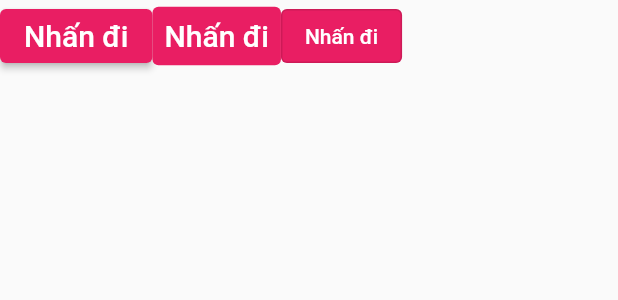
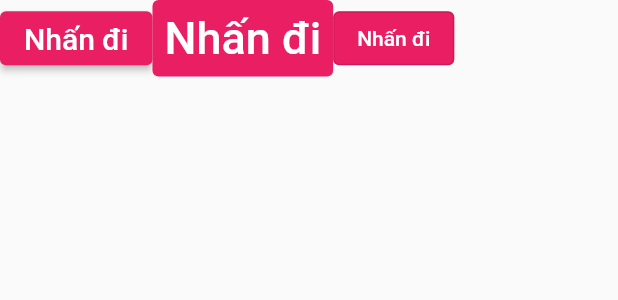
Before and after one commit to doanvanquoc/seminar, a Flutter app: the MyRow widget shown alone on an empty page, opened directly, on a phone screen of 412 x 824 dp. Shown: the top 300 px of the screen. Run offline on Flutter 3.47's test engine with Material 2 defaults, Android fonts, the phone set to English and light mode, and no system bars; missing offline and left inert: flutter_coban.

Commit message:
edit code in row

```diff
--- a/lib/row.dart
+++ b/lib/row.dart
@@ -24,7 +24,7 @@ class MyRow extends StatelessWidget {
                 backgroundColor: Colors.pink, foregroundColor: Colors.white),
             child: const Text(
               "Nhấn đi",
-              style: TextStyle(fontSize: 20),
+              style: TextStyle(fontSize: 30),
             )),
         OutlinedButton(
             onPressed: () {},
```
